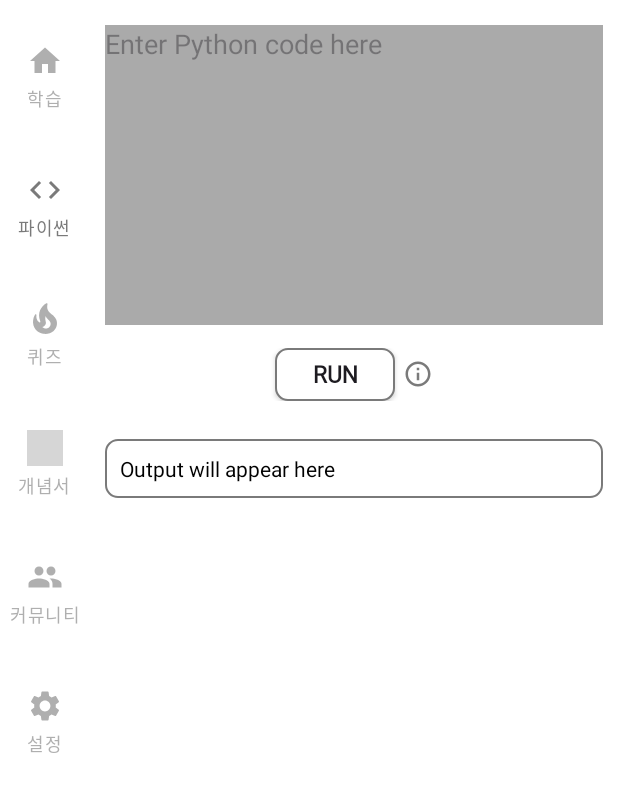
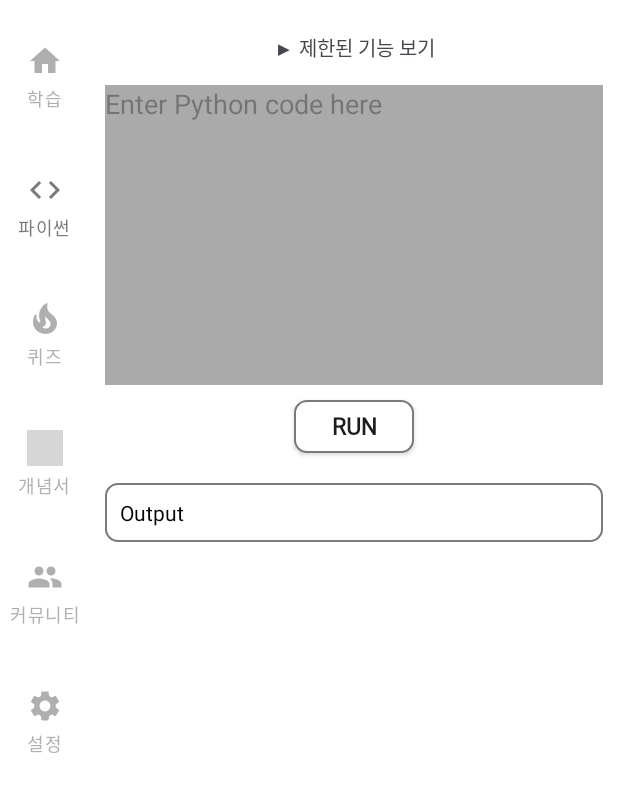
Before and after one commit to SchoolMembers/freeCode, an Android app: the RunActivity screen opened directly, with no data from a screen before it, on a phone screen of 412 x 824 dp, the part 62-874 px from its top. Run offline under Robolectric (Android 15) with nearby library versions, the phone set to English and light mode, and no system bars; libraries missing offline, so code that uses them is left out: com.chaquo.python; 1 statement that could not run was skipped; grey boxes are pictures that could not be loaded.

Commit message:
[update] RunActivity info

```diff
--- a/app/src/main/java/com/example/freecode/RunActivity.java
+++ b/app/src/main/java/com/example/freecode/RunActivity.java
@@ -27,6 +27,8 @@ import com.google.android.material.navigation.NavigationBarView;
 public class RunActivity  extends AppCompatActivity {
 
     private ActivityRunBinding binding;
+
+    private int checkOpen = 0; //0은 오픈x, 1은 오픈 상태
 
 
     @Override
@@ -120,16 +122,35 @@ public class RunActivity  extends AppCompatActivity {
             }
         });
 
-        // info 다이얼로그
-        Button infoButton = binding.info;
-        infoButton.setOnClickListener(v -> {
-            DialogInfo dialog = new DialogInfo(this);
-            String text = this.getString(R.string.run_info);
+        //제한된 기능 보기
+        TextView info = binding.info;
+        TextView infoDes = binding.infoDes;
 
-            dialog.setText(text, 1);
+        TextCustom textCustom = new TextCustom(infoDes, ContextCompat.getString(this, R.string.run_info));
 
-            dialog.show();
-            Log.d("RunActivity", "RunActivity info dialog show");
+        textCustom.setPiece("과부하 방지 및 보안 제한");
+        textCustom.background(ContextCompat.getColor(this, R.color.lightYellow));
+        textCustom.setPiece("FreeCode에서 제공하는 Python 기능");
+        textCustom.background(ContextCompat.getColor(this, R.color.lightYellow));
+        textCustom.setPiece("3초");
+        textCustom.size(1.2f);
+        textCustom.setPiece("input()");
+        textCustom.size(1.2f);
+        textCustom.setPiece("FreeCode");
+        textCustom.textColorAll(ContextCompat.getColor(this, R.color.violet));
+        textCustom.setting();
+
+
+        info.setOnClickListener(v -> {
+            if (checkOpen == 0) {
+                checkOpen = 1;
+                info.setText(ContextCompat.getString(this, R.string.close_info));
+                infoDes.setVisibility(View.VISIBLE);
+            } else {
+                checkOpen = 0;
+                info.setText(ContextCompat.getString(this, R.string.open_info));
+                infoDes.setVisibility(View.GONE);
+            }
         });
     }
 }
--- a/app/src/main/res/layout/activity_run.xml
+++ b/app/src/main/res/layout/activity_run.xml
@@ -76,6 +76,26 @@
                 android:layout_height="match_parent"
                 android:orientation="vertical"
                 android:padding="10dp">
+                <TextView
+                    android:id="@+id/info"
+                    android:layout_width="match_parent"
+                    android:layout_height="30dp"
+                    android:text="@string/open_info"
+                    android:gravity="center"
+                    android:fontFamily="@font/bold"
+                    android:textSize="13sp"
+                    android:layout_marginBottom="10dp"/>
+                <TextView
+                    android:id="@+id/info_des"
+                    android:layout_width="match_parent"
+                    android:layout_height="wrap_content"
+                    android:text="@string/run_info"
+                    android:fontFamily="@font/simple"
+                    android:textStyle="bold"
+                    android:textSize="13sp"
+                    android:layout_marginBottom="10dp"
+                    android:padding="5dp"
+                    android:visibility="gone"/>
                 <EditText
                     android:id="@+id/codeInput"
                     android:layout_width="match_parent"
@@ -85,13 +105,6 @@
                     android:inputType="textMultiLine"
                     android:background="@android:color/darker_gray" />
 
-                <LinearLayout
-                    android:layout_width="match_parent"
-                    android:layout_height="wrap_content"
-                    android:layout_marginTop="15dp"
-                    android:layout_marginBottom="15dp"
-                    android:orientation="horizontal"
-                    android:gravity="center">
                 <android.widget.Button
                     android:id="@+id/runButton"
                     android:layout_width="80dp"
@@ -100,17 +113,10 @@
                     android:textStyle="bold"
                     android:text="Run"
                     android:textSize="15sp"
+                    android:layout_margin="10dp"
                     android:background="@drawable/button_background1"
+                    android:layout_gravity="center"
                     android:gravity="center"/>
-                    <android.widget.Button
-                        android:id="@+id/info"
-                        android:layout_width="20dp"
-                        android:layout_height="20dp"
-                        android:background="@drawable/info"
-                        android:backgroundTint="?attr/colorOnPrimary"
-                        android:layout_marginStart="5dp"
-                        android:gravity="center"/>
-                </LinearLayout>
 
 
 
@@ -121,7 +127,7 @@
                     android:layout_marginTop="10dp"
                     android:layout_marginBottom="10dp"
                     android:background="@drawable/button_background1"
-                    android:text="Output will appear here"
+                    android:text="Output"
                     android:textColor="@android:color/black"
                     android:padding="10dp" />
 
--- a/app/src/main/res/values/strings.xml
+++ b/app/src/main/res/values/strings.xml
@@ -43,5 +43,27 @@
     <string name="emtpy_code">코드가 입력되지 않았습니다</string>
 
     <!--RunActivity-->
-    <string name="run_info">d</string>
+    <string name="open_info">▶  제한된 기능 보기</string>
+    <string name="close_info">▼  제한된 기능 보기</string>
+    <string name="run_info">
+        보안 문제 및 과부하 방지를 위해 FreeCode에서는 Python의 모든 기능을 제공하지 않습니다.
+
+        \n\n\n📌 과부하 방지 및 보안 제한
+        \n* 코드 실행 시간이 3초를 초과할 경우 강제 중단됩니다.
+        \n* input() 함수는 사용할 수 없습니다.
+
+        \n\n\n📌 FreeCode에서 제공하는 Python 기능
+
+
+        \n\n&lt; 내장 함수 &gt;
+
+        \nprint(), len(), range(), sum(), abs(), round(), all(), any(), sorted(),
+        min(), max(), int(), float(), str(), dict(), set(), list(), tuple(), bool(), zip(),
+        enumerate(), pow(), reversed(), filter(), map(), divmod(), chr(), ord(),
+        hex(), bin(), oct()
+
+        \n\n&lt; math 라이브러리 &gt;
+        \nsqrt(), sin(), cos(), tan(), pi(), e(), log(), exp(), ceil(),
+        floor(), fabs(), pow()
+    </string>
 </resources>
```
Also changed, not shown: 1 other file. Lines whose indentation alone changed are shown as unchanged.
